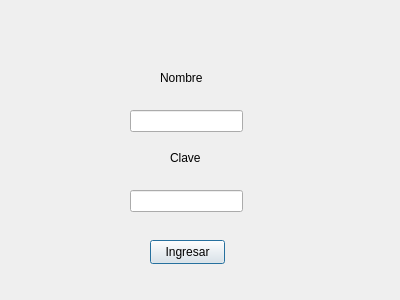
Naza824/TP1, file TP1/login.ui: the form before one commit.
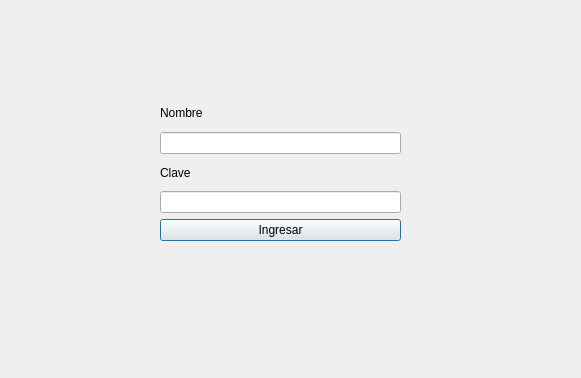
The form after the commit.

The edit to the form file:
```diff
--- a/TP1/login.ui
+++ b/TP1/login.ui
@@ -6,74 +6,61 @@
    <rect>
     <x>0</x>
     <y>0</y>
-    <width>400</width>
-    <height>300</height>
+    <width>581</width>
+    <height>378</height>
    </rect>
   </property>
   <property name="windowTitle">
    <string>Dialog</string>
   </property>
-  <widget class="QLabel" name="label">
+  <widget class="QWidget" name="gridLayoutWidget">
    <property name="geometry">
     <rect>
      <x>160</x>
-     <y>70</y>
-     <width>49</width>
-     <height>16</height>
+     <y>100</y>
+     <width>241</width>
+     <height>141</height>
     </rect>
    </property>
-   <property name="text">
-    <string>Nombre</string>
-   </property>
-  </widget>
+   <layout class="QGridLayout" name="gridLayout">
+    <item row="2" column="0">
+     <widget class="QLineEdit" name="Usuario"/>
+    </item>
+    <item row="3" column="0">
   <widget class="QLabel" name="label_2">
-   <property name="geometry">
-    <rect>
-     <x>170</x>
-     <y>150</y>
-     <width>49</width>
-     <height>16</height>
-    </rect>
-   </property>
    <property name="text">
     <string>Clave</string>
    </property>
   </widget>
+    </item>
+    <item row="5" column="0">
+     <widget class="QPushButton" name="IngresarBtn">
+      <property name="text">
+       <string>Ingresar</string>
+      </property>
+     </widget>
+    </item>
+    <item row="4" column="0">
   <widget class="QLineEdit" name="Clave">
-   <property name="geometry">
-    <rect>
-     <x>130</x>
-     <y>190</y>
-     <width>113</width>
-     <height>22</height>
-    </rect>
-   </property>
    <property name="echoMode">
     <enum>QLineEdit::EchoMode::Password</enum>
    </property>
   </widget>
-  <widget class="QLineEdit" name="Usuario">
-   <property name="geometry">
-    <rect>
-     <x>130</x>
-     <y>110</y>
-     <width>113</width>
-     <height>22</height>
-    </rect>
-   </property>
-  </widget>
-  <widget class="QPushButton" name="IngresarBtn">
-   <property name="geometry">
-    <rect>
-     <x>150</x>
-     <y>240</y>
-     <width>75</width>
-     <height>24</height>
-    </rect>
+    </item>
+    <item row="0" column="0">
+     <widget class="QLabel" name="label">
+      <property name="sizePolicy">
+       <sizepolicy hsizetype="Minimum" vsizetype="Preferred">
+        <horstretch>0</horstretch>
+        <verstretch>0</verstretch>
+       </sizepolicy>
    </property>
    <property name="text">
-    <string>Ingresar</string>
-   </property>
+       <string>Nombre</string>
+      </property>
+     </widget>
+    </item>
+   </layout>
   </widget>
  </widget>
  <resources/>
```
Lines whose indentation alone changed are shown as unchanged.
